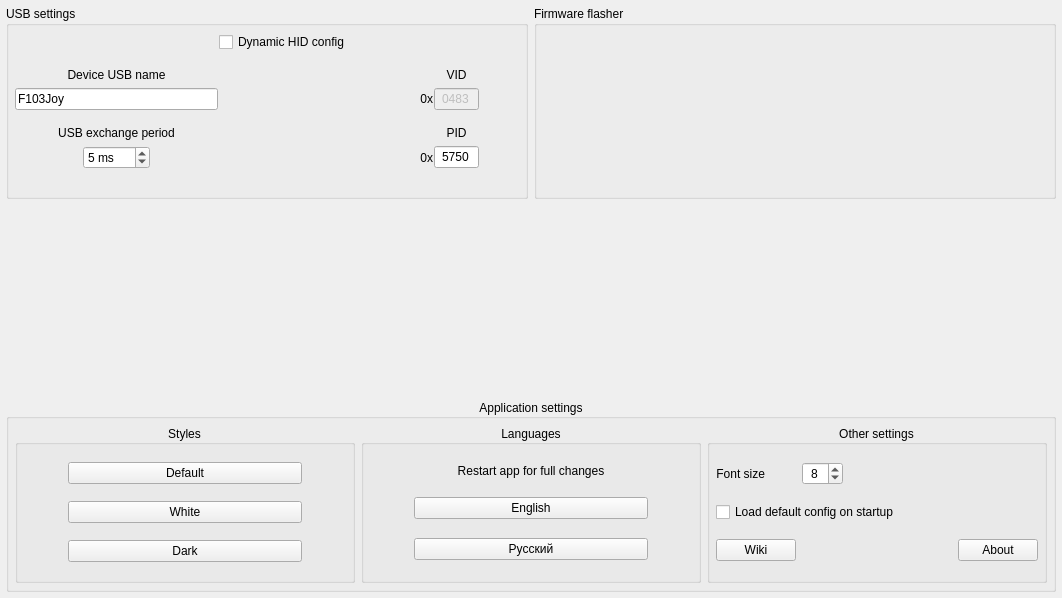
Before: the Qt Designer form src/widgets/advancedsettings.ui in FreeJoy-Team/FreeJoyConfiguratorQt, drawn with Qt 5.
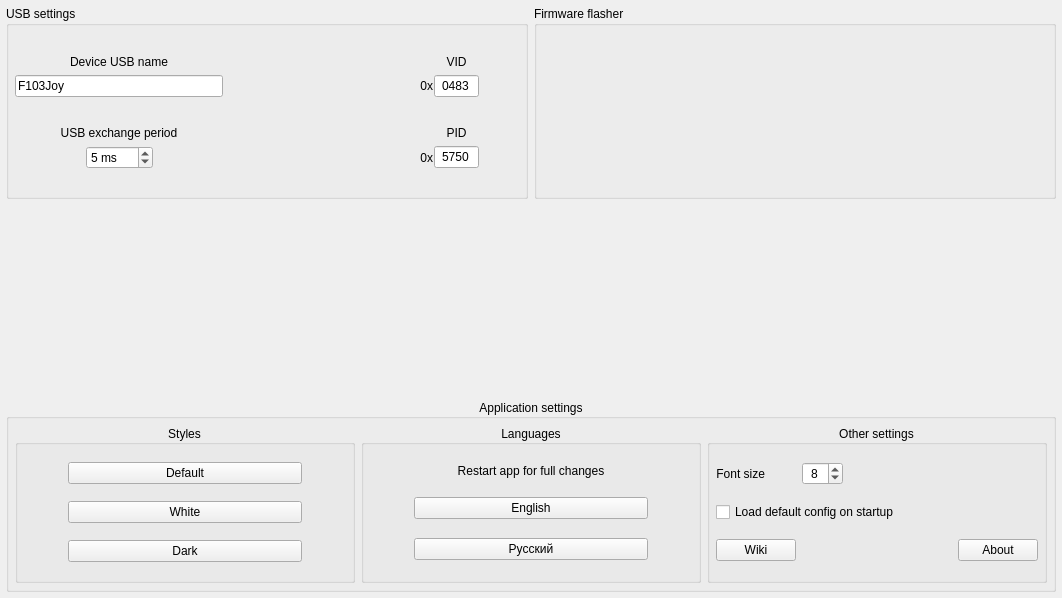
After: the same form once the commit is applied.

Commit message: removed dyn. cfg., unlocked vid

```diff
--- a/src/widgets/advancedsettings.ui
+++ b/src/widgets/advancedsettings.ui
@@ -52,7 +52,7 @@
      <property name="title">
       <string>USB settings</string>
      </property>
-     <layout class="QGridLayout" name="gridLayout_3" columnstretch="2,0,2,6,0,0,0">
+     <layout class="QGridLayout" name="gridLayout_3" columnstretch="2,0,2,6,0,0">
       <property name="leftMargin">
        <number>6</number>
       </property>
@@ -68,30 +68,7 @@
       <property name="horizontalSpacing">
        <number>1</number>
       </property>
-      <item row="0" column="3">
-       <widget class="QCheckBox" name="checkBox_DynamicHIDConfig">
-        <property name="layoutDirection">
-         <enum>Qt::LeftToRight</enum>
-        </property>
-        <property name="text">
-         <string>Dynamic HID config</string>
-        </property>
-       </widget>
-      </item>
-      <item row="4" column="2">
-       <spacer name="horizontalSpacer_3">
-        <property name="orientation">
-         <enum>Qt::Horizontal</enum>
-        </property>
-        <property name="sizeHint" stdset="0">
-         <size>
-          <width>40</width>
-          <height>20</height>
-         </size>
-        </property>
-       </spacer>
-      </item>
-      <item row="2" column="0" colspan="3">
+      <item row="1" column="0" colspan="3">
        <widget class="QLineEdit" name="lineEdit_DeviceUSBName">
         <property name="sizePolicy">
          <sizepolicy hsizetype="Expanding" vsizetype="Fixed">
@@ -107,23 +84,7 @@
         </property>
        </widget>
       </item>
-      <item row="3" column="0" colspan="3">
-       <widget class="QLabel" name="text_USBExchangePeriod">
-        <property name="sizePolicy">
-         <sizepolicy hsizetype="Preferred" vsizetype="Preferred">
-          <horstretch>0</horstretch>
-          <verstretch>0</verstretch>
-         </sizepolicy>
-        </property>
-        <property name="text">
-         <string>USB exchange period</string>
-        </property>
-        <property name="alignment">
-         <set>Qt::AlignBottom|Qt::AlignHCenter</set>
-        </property>
-       </widget>
-      </item>
-      <item row="1" column="0" colspan="3">
+      <item row="0" column="0" colspan="3">
        <widget class="QLabel" name="text_DeviceUSBName">
         <property name="sizePolicy">
          <sizepolicy hsizetype="Preferred" vsizetype="Preferred">
@@ -139,7 +100,7 @@
         </property>
        </widget>
       </item>
-      <item row="4" column="5">
+      <item row="3" column="4">
        <widget class="QLineEdit" name="lineEdit_PID">
         <property name="sizePolicy">
          <sizepolicy hsizetype="Minimum" vsizetype="Fixed">
@@ -164,45 +125,7 @@
         </property>
        </widget>
       </item>
-      <item row="2" column="5">
-       <widget class="QLineEdit" name="lineEdit_VID">
-        <property name="enabled">
-         <bool>false</bool>
-        </property>
-        <property name="sizePolicy">
-         <sizepolicy hsizetype="Minimum" vsizetype="Fixed">
-          <horstretch>0</horstretch>
-          <verstretch>0</verstretch>
-         </sizepolicy>
-        </property>
-        <property name="maximumSize">
-         <size>
-          <width>45</width>
-          <height>16777215</height>
-         </size>
-        </property>
-        <property name="inputMask">
-         <string notr="true">HHHH</string>
-        </property>
-        <property name="text">
-         <string notr="true">0483</string>
-        </property>
-        <property name="alignment">
-         <set>Qt::AlignCenter</set>
-        </property>
-       </widget>
-      </item>
-      <item row="4" column="4">
-       <widget class="QLabel" name="text_PID_0x">
-        <property name="text">
-         <string notr="true">0x</string>
-        </property>
-        <property name="alignment">
-         <set>Qt::AlignRight|Qt::AlignTrailing|Qt::AlignVCenter</set>
-        </property>
-       </widget>
-      </item>
-      <item row="4" column="1">
+      <item row="3" column="1">
        <widget class="QSpinBox" name="spinBox_USBExchangePeriod">
         <property name="sizePolicy">
          <sizepolicy hsizetype="Fixed" vsizetype="Fixed">
@@ -236,17 +159,23 @@
         </property>
        </widget>
       </item>
-      <item row="2" column="4">
-       <widget class="QLabel" name="text_VID_0x">
+      <item row="2" column="0" colspan="3">
+       <widget class="QLabel" name="text_USBExchangePeriod">
+        <property name="sizePolicy">
+         <sizepolicy hsizetype="Preferred" vsizetype="Preferred">
+          <horstretch>0</horstretch>
+          <verstretch>0</verstretch>
+         </sizepolicy>
+        </property>
         <property name="text">
-         <string notr="true">0x</string>
+         <string>USB exchange period</string>
         </property>
         <property name="alignment">
-         <set>Qt::AlignRight|Qt::AlignTrailing|Qt::AlignVCenter</set>
+         <set>Qt::AlignBottom|Qt::AlignHCenter</set>
         </property>
        </widget>
       </item>
-      <item row="4" column="0">
+      <item row="3" column="0">
        <spacer name="horizontalSpacer_4">
         <property name="orientation">
          <enum>Qt::Horizontal</enum>
@@ -259,20 +188,20 @@
         </property>
        </spacer>
       </item>
-      <item row="2" column="6">
-       <spacer name="horizontalSpacer_6">
-        <property name="orientation">
-         <enum>Qt::Horizontal</enum>
-        </property>
-        <property name="sizeHint" stdset="0">
-         <size>
-          <width>40</width>
-          <height>20</height>
-         </size>
-        </property>
-       </spacer>
-      </item>
       <item row="1" column="5">
+       <spacer name="horizontalSpacer_6">
+        <property name="orientation">
+         <enum>Qt::Horizontal</enum>
+        </property>
+        <property name="sizeHint" stdset="0">
+         <size>
+          <width>40</width>
+          <height>20</height>
+         </size>
+        </property>
+       </spacer>
+      </item>
+      <item row="0" column="4">
        <widget class="QLabel" name="text_VID">
         <property name="sizePolicy">
          <sizepolicy hsizetype="Minimum" vsizetype="Preferred">
@@ -288,7 +217,45 @@
         </property>
        </widget>
       </item>
-      <item row="3" column="5">
+      <item row="3" column="3">
+       <widget class="QLabel" name="text_PID_0x">
+        <property name="text">
+         <string notr="true">0x</string>
+        </property>
+        <property name="alignment">
+         <set>Qt::AlignRight|Qt::AlignTrailing|Qt::AlignVCenter</set>
+        </property>
+       </widget>
+      </item>
+      <item row="1" column="4">
+       <widget class="QLineEdit" name="lineEdit_VID">
+        <property name="enabled">
+         <bool>true</bool>
+        </property>
+        <property name="sizePolicy">
+         <sizepolicy hsizetype="Minimum" vsizetype="Fixed">
+          <horstretch>0</horstretch>
+          <verstretch>0</verstretch>
+         </sizepolicy>
+        </property>
+        <property name="maximumSize">
+         <size>
+          <width>45</width>
+          <height>16777215</height>
+         </size>
+        </property>
+        <property name="inputMask">
+         <string notr="true">HHHH</string>
+        </property>
+        <property name="text">
+         <string notr="true">0483</string>
+        </property>
+        <property name="alignment">
+         <set>Qt::AlignCenter</set>
+        </property>
+       </widget>
+      </item>
+      <item row="2" column="4">
        <widget class="QLabel" name="text_PID">
         <property name="sizePolicy">
          <sizepolicy hsizetype="Minimum" vsizetype="Preferred">
@@ -304,6 +271,29 @@
         </property>
        </widget>
       </item>
+      <item row="3" column="2">
+       <spacer name="horizontalSpacer_3">
+        <property name="orientation">
+         <enum>Qt::Horizontal</enum>
+        </property>
+        <property name="sizeHint" stdset="0">
+         <size>
+          <width>40</width>
+          <height>20</height>
+         </size>
+        </property>
+       </spacer>
+      </item>
+      <item row="1" column="3">
+       <widget class="QLabel" name="text_VID_0x">
+        <property name="text">
+         <string notr="true">0x</string>
+        </property>
+        <property name="alignment">
+         <set>Qt::AlignRight|Qt::AlignTrailing|Qt::AlignVCenter</set>
+        </property>
+       </widget>
+      </item>
      </layout>
     </widget>
    </item>
```
The commit also changes 2 other files.
